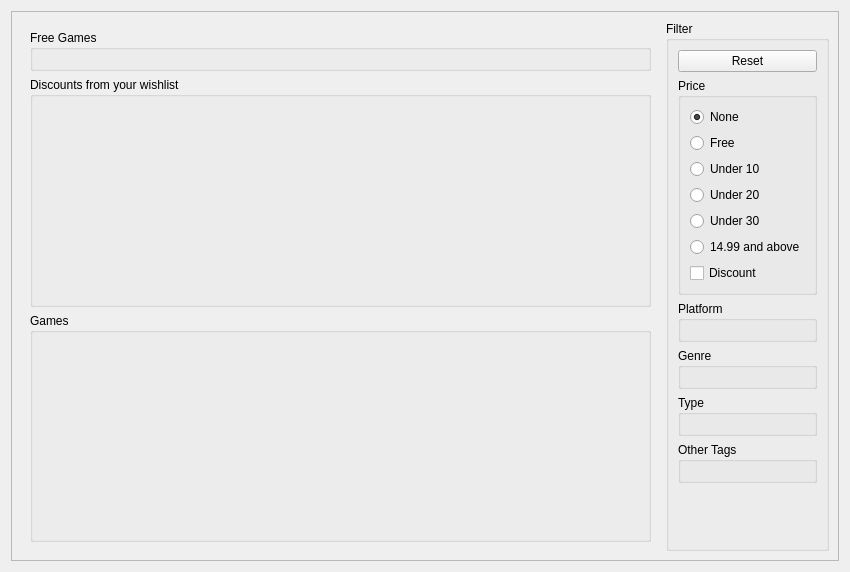
Qt form rare/ui/components/tabs/store/store.ui (RareDevs/Rare) before a commit.
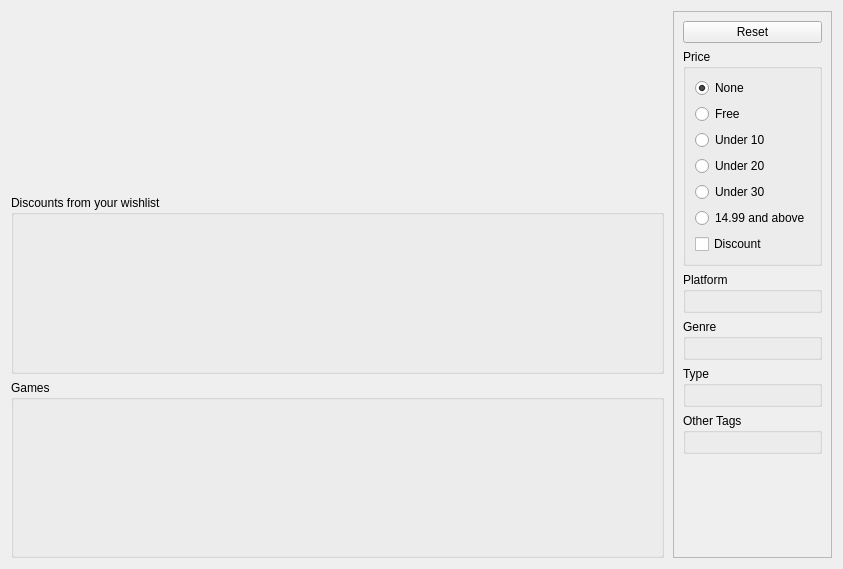
The same form after that commit.

Commit message: Store: Clean up store UI by using library widgets

The edit to the form file:
```diff
--- a/rare/ui/components/tabs/store/store.ui
+++ b/rare/ui/components/tabs/store/store.ui
@@ -6,56 +6,78 @@
             <rect>
                 <x>0</x>
                 <y>0</y>
-                <width>850</width>
-                <height>572</height>
+    <width>843</width>
+    <height>569</height>
             </rect>
         </property>
         <property name="windowTitle">
-            <string notr="true">Form</string>
-        </property>
-        <layout class="QVBoxLayout" name="verticalLayout_7">
+   <string notr="true">Store</string>
+  </property>
+  <layout class="QHBoxLayout" name="shop_layout">
             <item>
-                <layout class="QHBoxLayout" name="horizontalLayout_2">
-                    <item>
-                        <widget class="QScrollArea" name="scrollArea">
+    <widget class="QScrollArea" name="games_scrollarea">
+     <property name="frameShape">
+      <enum>QFrame::NoFrame</enum>
+     </property>
+     <property name="frameShadow">
+      <enum>QFrame::Plain</enum>
+     </property>
+     <property name="sizeAdjustPolicy">
+      <enum>QAbstractScrollArea::AdjustToContents</enum>
+     </property>
                             <property name="widgetResizable">
                                 <bool>true</bool>
                             </property>
-                            <widget class="QWidget" name="scrollAreaWidgetContents">
+     <widget class="QWidget" name="games_container">
                                 <property name="geometry">
                                     <rect>
                                         <x>0</x>
                                         <y>0</y>
-                                        <width>828</width>
-                                        <height>550</height>
-                                    </rect>
-                                </property>
-                                <layout class="QHBoxLayout" name="horizontalLayout">
-                                    <item>
-                                        <widget class="QWidget" name="widget" native="true">
-                                            <layout class="QVBoxLayout" name="verticalLayout">
-                                                <item>
-                                                    <widget class="QGroupBox" name="free_game_group_box">
-                                                        <property name="sizePolicy">
-                                                            <sizepolicy hsizetype="Preferred" vsizetype="Maximum">
-                                                                <horstretch>0</horstretch>
-                                                                <verstretch>0</verstretch>
-                                                            </sizepolicy>
-                                                        </property>
-                                                        <property name="title">
-                                                            <string>Free Games</string>
-                                                        </property>
-                                                        <layout class="QVBoxLayout" name="verticalLayout_3">
+        <width>659</width>
+        <height>557</height>
+       </rect>
+      </property>
+      <layout class="QVBoxLayout" name="games_container_layout">
+       <property name="leftMargin">
+        <number>0</number>
+       </property>
+       <property name="topMargin">
+        <number>0</number>
+       </property>
+       <property name="rightMargin">
+        <number>3</number>
+       </property>
+       <property name="bottomMargin">
+        <number>0</number>
+       </property>
                                                             <item>
-                                                                <widget class="QStackedWidget" name="free_stack">
-                                                                    <widget class="QWidget" name="free_widget"/>
-                                                                </widget>
-                                                            </item>
-                                                        </layout>
+        <widget class="QScrollArea" name="free_games_scrollarea">
+         <property name="frameShape">
+          <enum>QFrame::NoFrame</enum>
+         </property>
+         <property name="frameShadow">
+          <enum>QFrame::Plain</enum>
+         </property>
+         <property name="verticalScrollBarPolicy">
+          <enum>Qt::ScrollBarAlwaysOff</enum>
+         </property>
+         <property name="widgetResizable">
+          <bool>true</bool>
+         </property>
+         <widget class="QWidget" name="free_games_container">
+          <property name="geometry">
+           <rect>
+            <x>0</x>
+            <y>0</y>
+            <width>656</width>
+            <height>182</height>
+           </rect>
+          </property>
+         </widget>
                                                     </widget>
                                                 </item>
                                                 <item>
-                                                    <widget class="QGroupBox" name="discounts_gb">
+        <widget class="QGroupBox" name="discounts_group">
                                                         <property name="title">
                                                             <string>Discounts from your wishlist</string>
                                                         </property>
@@ -69,7 +91,7 @@
                                                     </widget>
                                                 </item>
                                                 <item>
-                                                    <widget class="QGroupBox" name="filter_game_gb">
+        <widget class="QGroupBox" name="games_group">
                                                         <property name="title">
                                                             <string>Games</string>
                                                         </property>
@@ -84,31 +106,35 @@
                                                 </item>
                                             </layout>
                                         </widget>
+    </widget>
                                     </item>
                                     <item>
-                                        <widget class="QGroupBox" name="filter_gb">
+    <widget class="QScrollArea" name="filter_scrollarea">
                                             <property name="sizePolicy">
-                                                <sizepolicy hsizetype="Minimum" vsizetype="Preferred">
+      <sizepolicy hsizetype="Fixed" vsizetype="Expanding">
                                                     <horstretch>0</horstretch>
                                                     <verstretch>0</verstretch>
                                                 </sizepolicy>
                                             </property>
-                                            <property name="minimumSize">
-                                                <size>
-                                                    <width>150</width>
-                                                    <height>0</height>
-                                                </size>
-                                            </property>
-                                            <property name="maximumSize">
-                                                <size>
-                                                    <width>16777215</width>
-                                                    <height>16777215</height>
-                                                </size>
-                                            </property>
-                                            <property name="title">
-                                                <string>Filter</string>
-                                            </property>
-                                            <layout class="QVBoxLayout" name="verticalLayout_2">
+     <property name="horizontalScrollBarPolicy">
+      <enum>Qt::ScrollBarAlwaysOff</enum>
+     </property>
+     <property name="widgetResizable">
+      <bool>true</bool>
+     </property>
+     <widget class="QWidget" name="filter_container">
+      <property name="geometry">
+       <rect>
+        <x>0</x>
+        <y>0</y>
+        <width>162</width>
+        <height>553</height>
+       </rect>
+      </property>
+      <layout class="QVBoxLayout" name="filter_container_layout">
+       <property name="sizeConstraint">
+        <enum>QLayout::SetFixedSize</enum>
+       </property>
                                                 <item>
                                                     <widget class="QPushButton" name="reset_button">
                                                         <property name="text">
@@ -117,7 +143,7 @@
                                                     </widget>
                                                 </item>
                                                 <item>
-                                                    <widget class="QGroupBox" name="price_gb">
+        <widget class="QGroupBox" name="price_group">
                                                         <property name="title">
                                                             <string>Price</string>
                                                         </property>
@@ -178,7 +204,7 @@
                                                     </widget>
                                                 </item>
                                                 <item>
-                                                    <widget class="QGroupBox" name="platform_gb">
+        <widget class="QGroupBox" name="platform_group">
                                                         <property name="title">
                                                             <string>Platform</string>
                                                         </property>
@@ -186,7 +212,7 @@
                                                     </widget>
                                                 </item>
                                                 <item>
-                                                    <widget class="QGroupBox" name="genre_gb">
+        <widget class="QGroupBox" name="genre_group">
                                                         <property name="title">
                                                             <string>Genre</string>
                                                         </property>
@@ -194,7 +220,7 @@
                                                     </widget>
                                                 </item>
                                                 <item>
-                                                    <widget class="QGroupBox" name="type_gb">
+        <widget class="QGroupBox" name="type_group">
                                                         <property name="title">
                                                             <string>Type</string>
                                                         </property>
@@ -202,34 +228,16 @@
                                                     </widget>
                                                 </item>
                                                 <item>
-                                                    <widget class="QGroupBox" name="others_gb">
+        <widget class="QGroupBox" name="others_group">
                                                         <property name="title">
                                                             <string>Other Tags</string>
                                                         </property>
-                                                        <layout class="QVBoxLayout" name="verticalLayout_10"/>
-                                                    </widget>
-                                                </item>
-                                                <item>
-                                                    <spacer name="verticalSpacer">
-                                                        <property name="orientation">
-                                                            <enum>Qt::Vertical</enum>
-                                                        </property>
-                                                        <property name="sizeHint" stdset="0">
-                                                            <size>
-                                                                <width>20</width>
-                                                                <height>40</height>
-                                                            </size>
-                                                        </property>
-                                                    </spacer>
-                                                </item>
-                                            </layout>
-                                        </widget>
-                                    </item>
-                                </layout>
-                            </widget>
-                        </widget>
-                    </item>
-                </layout>
+         <layout class="QVBoxLayout" name="others_layout"/>
+        </widget>
+       </item>
+      </layout>
+     </widget>
+    </widget>
             </item>
         </layout>
     </widget>
```
Left out of the diff: 12 changed lines with no effect on the pictures. Lines whose indentation alone changed are shown as unchanged. The commit also changes 19 other files.
